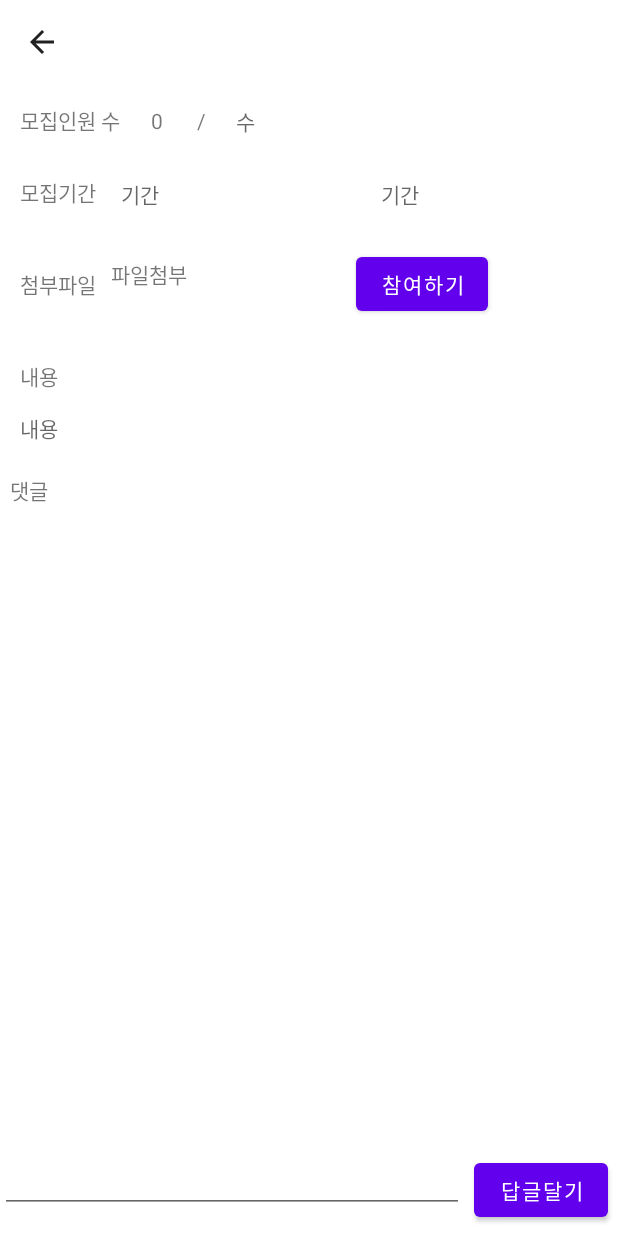
After one commit to junha8070/KNU_Matching, an Android app: the Visitor screen opened directly, with no data from a screen before it, on a phone screen of 412 x 824 dp. The commit adds this screen. Run offline under Robolectric (Android 15) with nearby library versions, the phone set to English and light mode, and no system bars; our stand-ins replace Firebase (no records; nobody signed in at launch, a user with empty details on screens opened directly).

Commit message:
참여완료

```diff
--- a/app/src/main/AndroidManifest.xml
+++ b/app/src/main/AndroidManifest.xml
@@ -13,6 +13,9 @@
         android:supportsRtl="true"
         android:theme="@style/Theme.Knu_Matching"
         android:usesCleartextTraffic="true">
+        <activity
+            android:name=".Post.Visitor"
+            android:exported="true" />
         <activity
             android:name=".Post.Post_Owner_Acticity"
             android:exported="false" />
--- a/app/src/main/java/com/example/knu_matching/Post/PostAdapter.java
+++ b/app/src/main/java/com/example/knu_matching/Post/PostAdapter.java
@@ -76,7 +76,7 @@ public class PostAdapter extends RecyclerView.Adapter<PostAdapter.GalleryViewHol
                     view.getContext().startActivity(intent);
                 }
                 else{
-                    Intent intent = new Intent(view.getContext(), Post_Visitor_Activity.class);
+                    Intent intent = new Intent(view.getContext(), Visitor.class);
                     intent.putExtra("Title", mDataset.get(temp).getStr_Title());
                     intent.putExtra("Date", mDataset.get(temp).getStr_date());
                     intent.putExtra("EndDate", mDataset.get(temp).getStr_EndDate());
--- /dev/null
+++ b/app/src/main/java/com/example/knu_matching/Post/Visitor.java
@@ -0,0 +1,376 @@
+package com.example.knu_matching.Post;
+
+import androidx.annotation.NonNull;
+import androidx.annotation.Nullable;
+import androidx.annotation.RequiresApi;
+import androidx.appcompat.app.AlertDialog;
+import androidx.appcompat.app.AppCompatActivity;
+import androidx.appcompat.widget.Toolbar;
+import androidx.recyclerview.widget.LinearLayoutManager;
+import androidx.recyclerview.widget.RecyclerView;
+
+import android.app.Activity;
+import android.content.Context;
+import android.content.DialogInterface;
+import android.content.Intent;
+import android.net.Uri;
+import android.os.AsyncTask;
+import android.os.Build;
+import android.os.Bundle;
+import android.os.Environment;
+import android.view.Menu;
+import android.view.MenuInflater;
+import android.view.MenuItem;
+import android.view.View;
+import android.widget.Button;
+import android.widget.EditText;
+import android.widget.TextView;
+import android.widget.Toast;
+
+import com.example.knu_matching.GetSet.CommentItem;
+import com.example.knu_matching.MainActivity;
+import com.example.knu_matching.R;
+import com.example.knu_matching.UserAccount;
+import com.google.android.gms.tasks.OnCompleteListener;
+import com.google.android.gms.tasks.OnFailureListener;
+import com.google.android.gms.tasks.OnSuccessListener;
+import com.google.android.gms.tasks.Task;
+import com.google.firebase.auth.FirebaseAuth;
+import com.google.firebase.auth.FirebaseUser;
+import com.google.firebase.database.DatabaseReference;
+import com.google.firebase.database.FirebaseDatabase;
+import com.google.firebase.firestore.DocumentChange;
+import com.google.firebase.firestore.DocumentReference;
+import com.google.firebase.firestore.DocumentSnapshot;
+import com.google.firebase.firestore.EventListener;
+import com.google.firebase.firestore.FirebaseFirestore;
+import com.google.firebase.firestore.FirebaseFirestoreException;
+import com.google.firebase.firestore.Query;
+import com.google.firebase.firestore.QueryDocumentSnapshot;
+import com.google.firebase.firestore.QuerySnapshot;
+import com.google.firebase.storage.FirebaseStorage;
+import com.google.firebase.storage.StorageReference;
+
+import java.io.File;
+import java.io.FileOutputStream;
+import java.io.InputStream;
+import java.net.HttpURLConnection;
+import java.net.URL;
+import java.time.LocalDateTime;
+import java.time.format.DateTimeFormatter;
+import java.util.ArrayList;
+
+@RequiresApi(api = Build.VERSION_CODES.O)
+public class Visitor extends AppCompatActivity {
+
+    Toolbar toolbar;
+    Button btn_comment, btn_participate;
+    TextView tv_count, tv_total, tv_StartDate, tv_EndDate, tv_file, tv_content, tv_title;
+    RecyclerView rv_comment;
+    CommentAdapter commentAdapter = null;
+    EditText edt_comment;
+    String str_participate_Nickname, str_participate_Major, str_participate_StudentId, str_participate_EmailId;
+    String str_title, str_count, str_total, str_StartDate, str_EndDate, str_filename, str_content, str_comment, str_email, str_Id, str_time, str_application;
+    public String str_Current_Email;
+    Intent intent;
+    ArrayList<CommentItem> comment_list;
+    Context context = this;
+    FirebaseStorage storage = FirebaseStorage.getInstance();
+    StorageReference storageRef = storage.getReference();
+    int count = 0;
+
+    LocalDateTime now = LocalDateTime.now();
+    String formatedNow = now.format(DateTimeFormatter.ofPattern("yyyy_MM_dd_HH_mm_ss_SSS"));
+
+    // Firebase
+    FirebaseAuth mFirebaseAuth;
+    DatabaseReference mDatabaseRef;
+    FirebaseUser user;
+    FirebaseAuth auth = FirebaseAuth.getInstance();
+    FirebaseFirestore db = FirebaseFirestore.getInstance();
+
+    @Override
+    protected void onCreate(Bundle savedInstanceState) {
+        super.onCreate(savedInstanceState);
+        setContentView(R.layout.activity_visitor);
+        //TODO: 첨부파일 작업하기
+
+        init();     // 요소 초기화 작업
+        // ArrayList 초기화
+        comment_list = new ArrayList<>();
+
+        // Adapter 초기화
+        commentAdapter = new CommentAdapter(comment_list);
+        rv_comment.setAdapter(commentAdapter);
+        rv_comment.setLayoutManager(new LinearLayoutManager(this, RecyclerView.VERTICAL, false));
+
+
+
+        tv_title.setText(str_title);            // 제목
+        tv_total.setText(str_total);            // 모집 인원
+        tv_StartDate.setText(str_StartDate);    // 모집 시작기간
+        tv_EndDate.setText(str_EndDate);        // 모집 끝나는기간
+        tv_content.setText(str_content);        // 내용
+
+        btn_comment.setOnClickListener(new View.OnClickListener() {
+            @Override
+            public void onClick(View v) {
+                CommentItem commentItem = new CommentItem();
+                commentItem.setStr_Email(auth.getCurrentUser().getEmail());
+                commentItem.setStr_Date(formatedNow);
+                commentItem.setStr_NickName(((MainActivity) MainActivity.context).strNick);
+                commentItem.setStr_Content(edt_comment.getText().toString());
+                db.collection("Post").document(str_Id).collection("Comment").add(commentItem)
+                        .addOnCompleteListener(new OnCompleteListener<DocumentReference>() {
+                            @Override
+                            public void onComplete(@NonNull Task<DocumentReference> task) {
+                                Toast.makeText(Visitor.this, "성공", Toast.LENGTH_SHORT).show();
+                            }
+                        }).addOnFailureListener(new OnFailureListener() {
+                    @Override
+                    public void onFailure(@NonNull Exception e) {
+                        Toast.makeText(Visitor.this, "실패", Toast.LENGTH_SHORT).show();
+                    }
+                });
+            }
+        });
+
+        // 댓글 DB 실시간으로 가져오기
+        db.collection("Post").document(str_Id).collection("Comment").orderBy("str_time", Query.Direction.ASCENDING)
+                .addSnapshotListener(new EventListener<QuerySnapshot>() {
+                    @Override
+                    public void onEvent(@Nullable QuerySnapshot value, @Nullable FirebaseFirestoreException error) {
+                        if (error != null) {
+                            System.out.println("Error: Post_Owner_Activity - Comment 불러오기 오류");
+                            return;
+                        }
+                        for (DocumentChange doc : value.getDocumentChanges()) {
+                            switch (doc.getType()) {
+                                case ADDED:
+                                    System.out.println("오너 디버깅" + doc.getDocument().getString("str_email2"));
+                                    addItem(doc.getDocument().getString("str_email2"), doc.getDocument().getString("str_Nickname2"), doc.getDocument().getString("str_comment2"), doc.getDocument().getString("str_time"));
+                                    commentAdapter.notifyDataSetChanged();
+                                    break;
+                                case MODIFIED:
+                                    // 수정되었을때 작업
+                                    break;
+                                case REMOVED:
+                                    // 삭제되었을때 작업
+                                    delItem(doc.getDocument().getString("str_email2"), doc.getDocument().getString("str_Nickname2"), doc.getDocument().getString("str_comment2"), doc.getDocument().getString("str_time"));
+                                    commentAdapter.notifyDataSetChanged();
+                                    break;
+                            }
+                        }
+                    }
+                });
+
+
+        tv_file.setOnClickListener(new View.OnClickListener() {
+            @Override
+            public void onClick(View view) {
+                storageRef.child(str_title + "/" + str_application).getDownloadUrl().addOnSuccessListener(new OnSuccessListener<Uri>() {
+                    @Override
+                    public void onSuccess(Uri uri) {
+                        new ImageDownload().execute(uri.toString());
+                    }
+                }).addOnFailureListener(new OnFailureListener() {
+                    @Override
+                    public void onFailure(@NonNull Exception exception) {
+                    }
+                });
+            }
+        });
+
+        btn_participate.setOnClickListener(new View.OnClickListener() {
+            @Override
+            public void onClick(View view) {
+                mFirebaseAuth = FirebaseAuth.getInstance();
+                mDatabaseRef = FirebaseDatabase.getInstance().getReference("Knu_Matching");
+                if (mFirebaseAuth.getCurrentUser().getEmail().equals(str_email) == false) {
+                    count++;
+                    tv_count.setText(count + "");
+                    btn_participate.setEnabled(false);
+                    btn_participate.setText("참여 완료");
+
+                    user = FirebaseAuth.getInstance().getCurrentUser();
+                    db.collection("Account").document(user.getEmail().replace(".", ">"))
+                            .get().addOnCompleteListener(new OnCompleteListener<DocumentSnapshot>() {
+                        @Override
+                        public void onComplete(@NonNull Task<DocumentSnapshot> task) {
+                            if (task.isSuccessful()) {
+                                UserAccount userAccount = task.getResult().toObject(UserAccount.class);
+                                str_participate_Nickname = userAccount.getNickName();
+                                str_participate_Major = userAccount.getMajor();
+                                str_participate_StudentId = userAccount.getStudentId();
+                                str_participate_EmailId = userAccount.getEmailId();
+                                ParticipateUser participateUser = new ParticipateUser(str_participate_Nickname, str_participate_Major, str_participate_StudentId, str_participate_EmailId);
+                                ParticipateUserSave(participateUser);
+                                Intent intent = new Intent();
+                                setResult(Activity.RESULT_OK, intent);
+                            }
+                        }
+                    }).addOnFailureListener(new OnFailureListener() {
+                        @Override
+                        public void onFailure(@NonNull Exception e) {
+                            Toast.makeText(Visitor.this, "postActivity 오류", Toast.LENGTH_SHORT).show();
+                        }
+                    });
+                } else {
+                    // 게시글 작성자가 참여가 확인하는 곳
+                }
+            }
+        });
+    }
+
+    // 댓글 추가
+    private void addItem(String Email, String Nickname, String Content, String Date) {
+        CommentItem item = new CommentItem();
+
+        item.setStr_Email(Email);
+        item.setStr_NickName(Nickname);
+        item.setStr_Content(Content);
+        item.setStr_Date(Date);
+
+        comment_list.add(item);
+    }
+
+    // 댓글 삭제 눌렀을때 작동
+    private void delItem(String Email, String Nickname, String Content, String Date) {
+        CommentItem item = new CommentItem();
+
+        item.setStr_Email(Email);
+        item.setStr_NickName(Nickname);
+        item.setStr_Content(Content);
+        item.setStr_Date(Date);
+
+        comment_list.remove(item);
+    }
+
+
+    @Override
+    public boolean onOptionsItemSelected(@NonNull MenuItem item) {
+        switch (item.getItemId()) {
+            case android.R.id.home:
+                finish();
+                break;
+        }
+        return super.onOptionsItemSelected(item);
+    }
+
+
+    private void init() {
+        // 상단 툴바 셋팅
+        toolbar = (Toolbar) findViewById(R.id.toolbar);             //툴바 설정
+        setSupportActionBar(toolbar);                               //툴바 셋업
+        getSupportActionBar().setDisplayHomeAsUpEnabled(true);      //뒤로가기 자동 생성
+        getSupportActionBar().setDisplayShowTitleEnabled(false);    //툴바 기본 타이틀 제거
+
+        // id 연결
+        btn_comment = findViewById(R.id.btn_comment);
+        btn_participate = findViewById(R.id.btn_participate);
+        tv_title = findViewById(R.id.tv_title);
+        tv_count = findViewById(R.id.tv_count);
+        tv_total = findViewById(R.id.tv_total);
+        tv_StartDate = findViewById(R.id.tv_StartDate);
+        tv_EndDate = findViewById(R.id.tv_EndDate);
+        tv_file = findViewById(R.id.tv_file);
+        tv_content = findViewById(R.id.tv_content);
+        rv_comment = findViewById(R.id.rv_comment);
+        edt_comment = findViewById(R.id.edt_comment);
+
+        // intent 값 받아오기
+        intent = getIntent();
+        str_Id = intent.getStringExtra("Id");
+        str_title = intent.getStringExtra("Title");
+        str_StartDate = intent.getStringExtra("Date");
+        str_EndDate = intent.getStringExtra("EndDate");
+        str_total = intent.getStringExtra("Number");
+        str_content = intent.getStringExtra("Post");
+        str_application = intent.getStringExtra("Application");
+        str_time = intent.getStringExtra("Time");
+        str_email = intent.getStringExtra("Email");
+
+        // 접속 계정 정보
+        str_Current_Email = auth.getCurrentUser().getEmail();
+    }
+
+    private void ParticipateUserSave(ParticipateUser participateUser) {
+        FirebaseFirestore db = FirebaseFirestore.getInstance();
+        user = FirebaseAuth.getInstance().getCurrentUser();
+        db.collection("Post").document(str_Id).collection("Participate")
+                .document(str_Id).set(participateUser).addOnSuccessListener(new OnSuccessListener<Void>() {
+            @Override
+            public void onSuccess(Void unused) {
+                Toast.makeText(Visitor.this, "참여신청됨", Toast.LENGTH_SHORT).show();
+            }
+        }).addOnFailureListener(new OnFailureListener() {
+            @Override
+            public void onFailure(@NonNull Exception e) {
+                Toast.makeText(Visitor.this, "오류", Toast.LENGTH_SHORT).show();
+
+            }
+        });
+    }
+
+    private class ImageDownload extends AsyncTask<String, Void, Void> {
+
+        private String fileName = str_application;
+
+        private final String SAVE_FOLDER = "/save_folder";
+
+        @Override
+        protected Void doInBackground(String... params) {
+
+            String savePath = Environment.getExternalStorageDirectory().toString() + SAVE_FOLDER;
+
+            File dir = new File(savePath);
+
+            if (!dir.exists()) {
+                dir.mkdirs();
+            }
+
+            String fileUrl = params[0];
+
+            if (new File(savePath + "/" + fileName).exists() == false) {
+            } else {
+            }
+
+            String localPath = savePath + "/" + fileName + ".jpg";
+
+            try {
+                URL imgUrl = new URL(fileUrl);
+                HttpURLConnection conn = (HttpURLConnection) imgUrl.openConnection();
+                int len = conn.getContentLength();
+                byte[] tmpByte = new byte[len];
+                InputStream is = conn.getInputStream();
+                File file = new File(localPath);
+                FileOutputStream fos = new FileOutputStream(file);
+                int read;
+                for (; ; ) {
+                    read = is.read(tmpByte);
+                    if (read <= 0) {
+                        break;
+                    }
+                    fos.write(tmpByte, 0, read);
+                }
+                is.close();
+                fos.close();
+                conn.disconnect();
+            } catch (Exception e) {
+                e.printStackTrace();
+            }
+
+            return null;
+        }
+
+        @Override
+        protected void onPostExecute(Void result) {
+            super.onPostExecute(result);
+            String targetDir = Environment.getExternalStorageDirectory().toString() + SAVE_FOLDER;
+            File file = new File(targetDir + "/" + fileName + ".jpg");
+            sendBroadcast(new Intent(Intent.ACTION_MEDIA_SCANNER_SCAN_FILE, Uri.fromFile(file)));
+            Toast.makeText(Visitor.this, "갤러리에 저장되었습니다.", Toast.LENGTH_SHORT).show();
+            finish();
+        }
+    }
+}
--- /dev/null
+++ b/app/src/main/res/layout/activity_visitor.xml
@@ -0,0 +1,199 @@
+<?xml version="1.0" encoding="utf-8"?>
+<RelativeLayout xmlns:android="http://schemas.android.com/apk/res/android"
+    xmlns:app="http://schemas.android.com/apk/res-auto"
+    xmlns:tools="http://schemas.android.com/tools"
+    android:layout_width="match_parent"
+    android:layout_height="match_parent"
+    tools:context=".Post.Post_Visitor_Activity">
+
+    <androidx.appcompat.widget.Toolbar
+        android:backgroundTint="#00000000"
+        android:id="@+id/toolbar"
+        android:layout_width="match_parent"
+        android:layout_height="wrap_content"
+        android:background="?attr/colorPrimary"
+        android:minHeight="?attr/actionBarSize"
+        android:theme="?attr/actionBarTheme" >
+        <TextView
+            android:text="제목"
+            android:layout_gravity="center"
+            android:gravity="center"
+            android:layout_width="wrap_content"
+            android:layout_height="match_parent"
+            android:id="@+id/tv_title"/>
+    </androidx.appcompat.widget.Toolbar>
+
+    <LinearLayout
+        android:id="@+id/ll_first"
+        android:layout_below="@id/toolbar"
+        android:layout_width="match_parent"
+        android:layout_height="wrap_content"
+        android:layout_margin="10px"
+        android:orientation="horizontal">
+
+        <TextView
+            android:layout_width="wrap_content"
+            android:layout_height="wrap_content"
+            android:layout_margin="10px"
+            android:text="모집인원 수 " />
+
+        <TextView
+            android:id="@+id/tv_count"
+            android:layout_width="wrap_content"
+            android:layout_height="wrap_content"
+            android:layout_margin="10px"
+            android:ems="1"
+            android:gravity="center"
+            android:text="0" />
+
+        <TextView
+            android:layout_width="wrap_content"
+            android:layout_height="wrap_content"
+            android:layout_margin="10px"
+            android:ems="1"
+            android:gravity="center"
+            android:text="/" />
+
+        <TextView
+            android:id="@+id/tv_total"
+            android:layout_width="wrap_content"
+            android:layout_height="wrap_content"
+            android:layout_margin="10px"
+            android:ems="1"
+            android:gravity="center"
+            android:hint="수" />
+
+    </LinearLayout>
+
+    <LinearLayout
+        android:id="@+id/ll_second"
+        android:layout_below="@id/ll_first"
+        android:layout_width="wrap_content"
+        android:layout_height="wrap_content"
+        android:layout_margin="10px"
+        android:orientation="horizontal">
+
+        <TextView
+            android:layout_width="wrap_content"
+            android:layout_height="wrap_content"
+            android:layout_margin="10px"
+            android:text="모집기간 " />
+
+        <TextView
+            android:id="@+id/tv_StartDate"
+            android:layout_width="wrap_content"
+            android:layout_height="wrap_content"
+            android:layout_margin="10px"
+            android:ems="10"
+            android:hint="기간" />
+        <TextView
+            android:id="@+id/tv_EndDate"
+            android:layout_width="wrap_content"
+            android:layout_height="wrap_content"
+            android:layout_margin="10px"
+            android:ems="10"
+            android:hint="기간" />
+    </LinearLayout>
+
+    <LinearLayout
+        android:id="@+id/ll_third"
+        android:layout_below="@id/ll_second"
+        android:layout_width="match_parent"
+        android:layout_height="wrap_content"
+        android:layout_margin="10px"
+        android:orientation="horizontal"
+        tools:ignore="WebViewLayout">
+
+        <TextView
+            android:layout_width="wrap_content"
+            android:layout_height="wrap_content"
+            android:layout_margin="10px"
+            android:text="첨부파일" />
+
+        <TextView
+            android:id="@+id/tv_file"
+            android:layout_width="wrap_content"
+            android:layout_height="wrap_content"
+            android:autoLink="web"
+            android:ems="10"
+            android:linksClickable="true"
+            android:text=" 파일첨부 " />
+
+        <Button
+            android:id="@+id/btn_participate"
+            android:layout_width="wrap_content"
+            android:layout_height="wrap_content"
+            android:layout_margin="10px"
+            android:text="참여하기" />
+    </LinearLayout>
+
+    <LinearLayout
+        android:id="@+id/ll_fourth"
+        android:layout_below="@id/ll_third"
+        android:layout_width="match_parent"
+        android:layout_height="wrap_content"
+        android:layout_margin="10px"
+        android:orientation="vertical">
+
+        <TextView
+            android:layout_width="wrap_content"
+            android:layout_height="wrap_content"
+            android:layout_margin="10px"
+            android:text="내용 " />
+
+        <TextView
+            android:id="@+id/tv_content"
+            android:layout_width="match_parent"
+            android:layout_height="match_parent"
+            android:layout_margin="10px"
+            android:ems="10"
+            android:hint="내용" />
+
+    </LinearLayout>
+
+    <LinearLayout
+        android:layout_below="@id/ll_fourth"
+        android:layout_width="match_parent"
+        android:layout_height="wrap_content"
+        android:orientation="vertical">
+
+        <TextView
+            android:layout_width="wrap_content"
+            android:layout_height="wrap_content"
+            android:layout_margin="10px"
+            android:text="댓글 " />
+
+        <androidx.recyclerview.widget.RecyclerView
+            android:id="@+id/rv_comment"
+            android:layout_width="match_parent"
+            android:layout_height="match_parent" />
+
+    </LinearLayout>
+
+    <LinearLayout
+        android:background="#FFFFFF"
+        android:layout_alignParentBottom="true"
+        android:layout_width="match_parent"
+        android:layout_height="wrap_content">
+        <LinearLayout
+            android:layout_width="match_parent"
+            android:layout_height="wrap_content"
+            android:orientation="horizontal">
+            <EditText
+                android:layout_weight="1"
+                android:ems="10"
+                android:id="@+id/edt_comment"
+                android:layout_width="match_parent"
+                android:layout_height="wrap_content"/>
+            <Button
+                android:layout_weight="3"
+                android:layout_width="match_parent"
+                android:layout_height="wrap_content"
+                android:text="답글달기"
+                android:layout_margin="10px"
+                android:id="@+id/btn_comment"/>
+        </LinearLayout>
+    </LinearLayout>
+
+
+</RelativeLayout>
```
Also changed, not shown: app/src/main/java/com/example/knu_matching/Post/Post_Visitor_Activity.java (+32 -0 lines).
